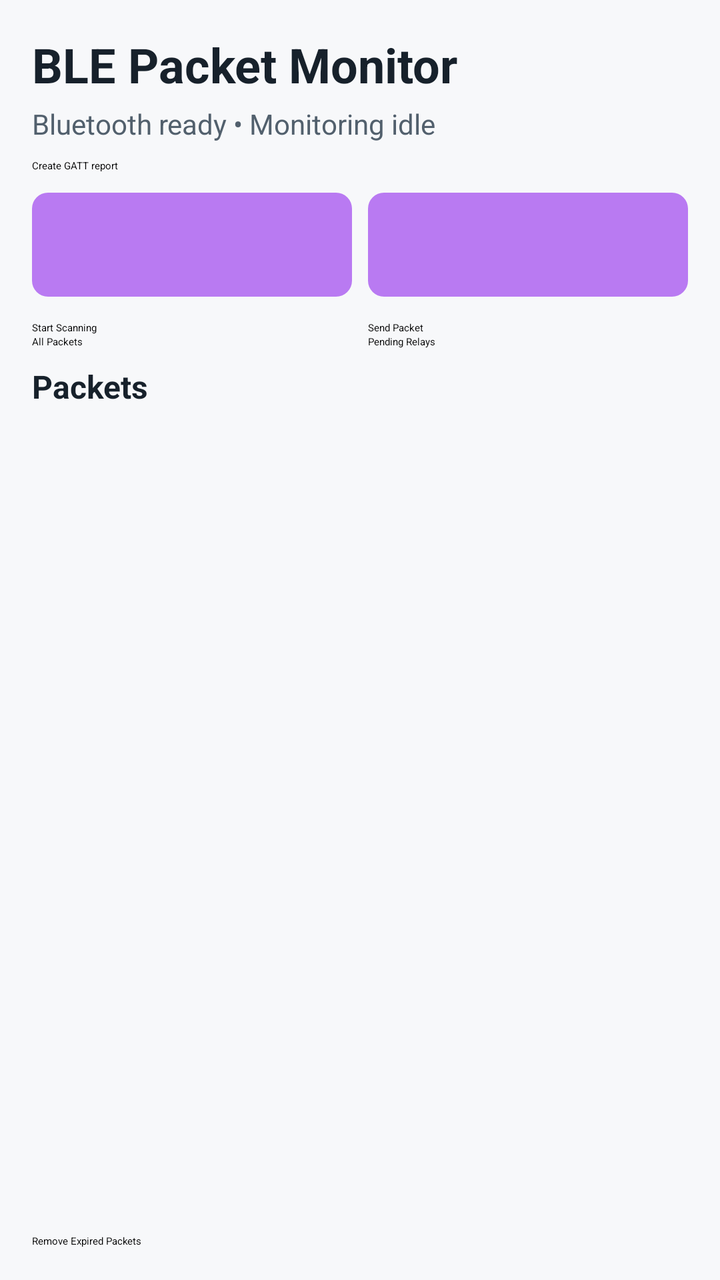
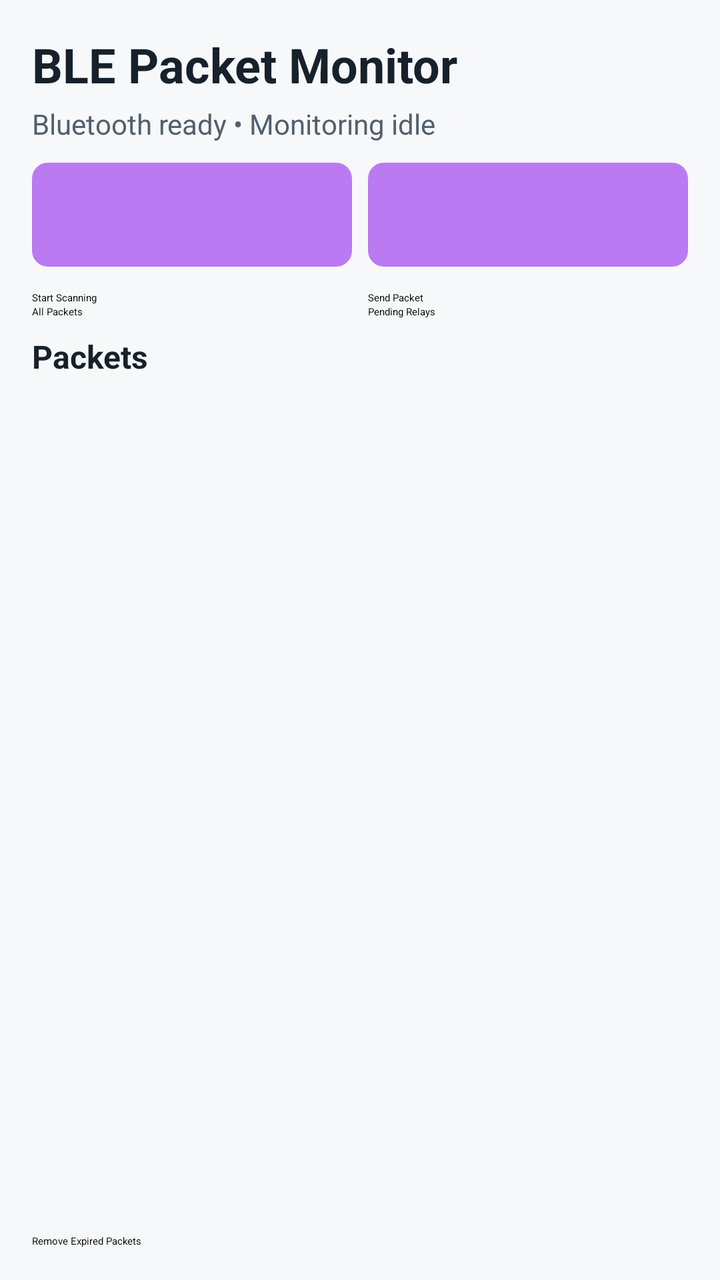

The first picture is an Android layout as it rendered before a commit; the second is the same layout after the commit. The layout source and the unified diff follow.
<!-- AndroidManifest.xml: application theme Theme.MaterialComponents.DayNight.NoActionBar -->
<!-- res/layout/activity_main.xml -->
<?xml version="1.0" encoding="utf-8"?>
<LinearLayout xmlns:android="http://schemas.android.com/apk/res/android"
    android:layout_width="match_parent"
    android:layout_height="match_parent"
    android:orientation="vertical"
    android:padding="16dp"
    android:background="#F7F8FA">

    <TextView
        android:layout_width="match_parent"
        android:layout_height="wrap_content"
        android:text="BLE Packet Monitor"
        android:textColor="#17212B"
        android:textSize="24sp"
        android:textStyle="bold" />

    <TextView
        android:id="@+id/tv_connection_status"
        android:layout_width="match_parent"
        android:layout_height="wrap_content"
        android:layout_marginTop="4dp"
        android:text="Bluetooth ready • Monitoring idle"
        android:textColor="#52606D"
        android:textSize="14sp" />

    <Button
        android:id="@+id/btn_new_gatt_report"
        android:layout_width="match_parent"
        android:layout_height="wrap_content"
        android:layout_marginTop="8dp"
        android:text="Create GATT report" />

    <LinearLayout
        android:layout_width="match_parent"
        android:layout_height="wrap_content"
        android:layout_marginTop="10dp"
        android:orientation="horizontal">

        <Spinner
        android:id="@+id/et_packet_type"
        android:layout_width="0dp"
        android:layout_height="52dp"
        android:layout_weight="1"
        android:background="@drawable/spinner_background"
        android:popupBackground="@drawable/spinner_dropdown"
        android:spinnerMode="dropdown"
        android:paddingStart="14dp"
        android:paddingEnd="14dp" />

        <Spinner
        android:id="@+id/et_packet_severity"
        android:layout_width="0dp"
        android:layout_height="52dp"
        android:layout_marginStart="8dp"
        android:layout_weight="1"
        android:background="@drawable/spinner_background"
        android:popupBackground="@drawable/spinner_dropdown"
        android:spinnerMode="dropdown"
        android:paddingStart="14dp"
        android:paddingEnd="14dp" />
    </LinearLayout>

    <LinearLayout
        android:layout_width="match_parent"
        android:layout_height="wrap_content"
        android:layout_marginTop="12dp"
        android:orientation="horizontal">

        <Button
            android:id="@+id/btn_start_scanning"
            android:layout_width="0dp"
            android:layout_height="wrap_content"
            android:layout_weight="1"
            android:text="Start Scanning" />

        <Button
            android:id="@+id/btn_start_advertising"
            android:layout_width="0dp"
            android:layout_height="wrap_content"
            android:layout_marginStart="8dp"
            android:layout_weight="1"
            android:text="Send Packet" />
    </LinearLayout>

    <LinearLayout
        android:layout_width="match_parent"
        android:layout_height="wrap_content"
        android:orientation="horizontal">

        <Button
            android:id="@+id/btn_filter_all"
            android:layout_width="0dp"
            android:layout_height="wrap_content"
            android:layout_weight="1"
            android:text="All Packets" />

        <Button
            android:id="@+id/btn_filter_pending"
            android:layout_width="0dp"
            android:layout_height="wrap_content"
            android:layout_marginStart="8dp"
            android:layout_weight="1"
            android:text="Pending Relays" />
    </LinearLayout>

    <TextView
        android:id="@+id/tv_packet_count"
        android:layout_width="match_parent"
        android:layout_height="wrap_content"
        android:layout_marginTop="8dp"
        android:text="Packets"
        android:textColor="#17212B"
        android:textSize="16sp"
        android:textStyle="bold" />

    <androidx.recyclerview.widget.RecyclerView
        android:id="@+id/recyclerView"
        android:layout_width="match_parent"
        android:layout_height="0dp"
        android:layout_marginTop="6dp"
        android:layout_weight="1"
        android:clipToPadding="false"
        android:paddingBottom="8dp" />

    <Button
        android:id="@+id/btn_remove_expired"
        android:layout_width="match_parent"
        android:layout_height="wrap_content"
        android:text="Remove Expired Packets" />

    <EditText
        android:id="@+id/etSender"
        android:layout_width="0dp"
        android:layout_height="0dp"
        android:visibility="gone" />

    <EditText
        android:id="@+id/etDisasterType"
        android:layout_width="0dp"
        android:layout_height="0dp"
        android:visibility="gone" />

    <EditText
        android:id="@+id/etDescription"
        android:layout_width="0dp"
        android:layout_height="0dp"
        android:visibility="gone" />

    <EditText
        android:id="@+id/etLocation"
        android:layout_width="0dp"
        android:layout_height="0dp"
        android:visibility="gone" />

    <Button
        android:id="@+id/btnSubmit"
        android:layout_width="0dp"
        android:layout_height="0dp"
        android:visibility="gone" />

</LinearLayout>
<!-- resources referenced by this layout -->
<resources>
  <!-- drawable spinner_background (drawable) -->
  <?xml version="1.0" encoding="utf-8"?>
  
  <shape xmlns:android="http://schemas.android.com/apk/res/android">
  
      <solid android:color="#B97AF2" />
  
      <corners android:radius="8dp" />
  
      <padding
          android:left="14dp"
          android:top="10dp"
          android:right="14dp"
          android:bottom="10dp" />
  
  </shape>
  <!-- drawable spinner_dropdown (drawable) -->
  <?xml version="1.0" encoding="utf-8"?>
  
  <shape xmlns:android="http://schemas.android.com/apk/res/android">
  
      <solid android:color="#FFFFFF" />
  
      <corners android:radius="8dp" />
  
      <stroke
          android:width="1dp"
          android:color="#E4E7EC" />
  
  </shape>
  <style name="Theme.MaterialComponents.DayNight.NoActionBar" parent="Theme.MaterialComponents.DayNight.NoActionBar">
          <item name="android:statusBarColor">@android:color/black</item>
      </style>
</resources>

<!-- the commit's change to res/layout/activity_main.xml (unified diff, before → after) -->
@@ -22,13 +22,6 @@
         android:text="Bluetooth ready • Monitoring idle"
         android:textColor="#52606D"
         android:textSize="14sp" />
-
-    <Button
-        android:id="@+id/btn_new_gatt_report"
-        android:layout_width="match_parent"
-        android:layout_height="wrap_content"
-        android:layout_marginTop="8dp"
-        android:text="Create GATT report" />
 
     <LinearLayout
         android:layout_width="match_parent"
